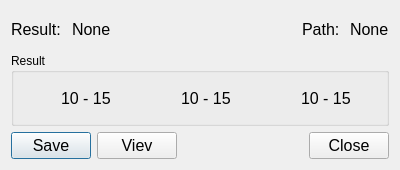
This is resultworkalgorithmform.ui in VladosYetti/CourseWork-TrafficLights-KNT-119 as Qt 5 draws it before an edit. The edited form follows.
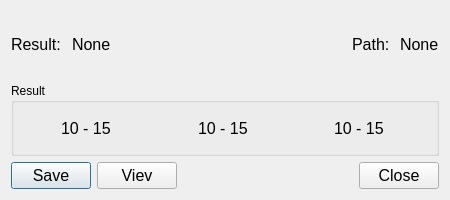
This is the edited form. Icons and pictures are not drawn.

Diff of the .ui file:
```diff
--- a/resultworkalgorithmform.ui
+++ b/resultworkalgorithmform.ui
@@ -6,8 +6,8 @@
    <rect>
     <x>0</x>
     <y>0</y>
-    <width>400</width>
-    <height>170</height>
+    <width>450</width>
+    <height>200</height>
    </rect>
   </property>
   <property name="sizePolicy">
@@ -18,14 +18,14 @@
   </property>
   <property name="minimumSize">
    <size>
-    <width>400</width>
-    <height>170</height>
+    <width>450</width>
+    <height>200</height>
    </size>
   </property>
   <property name="maximumSize">
    <size>
-    <width>400</width>
-    <height>170</height>
+    <width>450</width>
+    <height>200</height>
    </size>
   </property>
   <property name="windowTitle">
```
